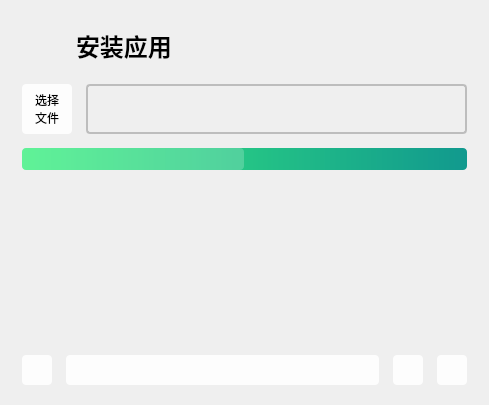
Old version of the form QtAdb/sonPages/apps/sp_installer.ui in the repository LapplandSP/QtAdb.
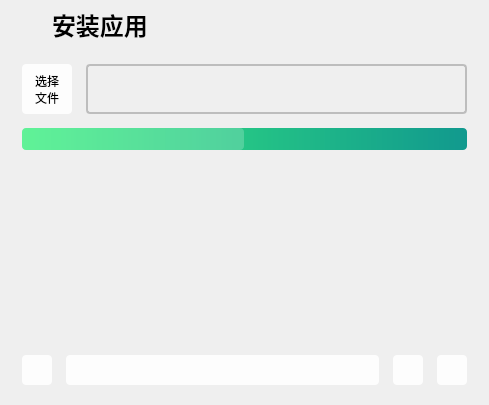
New version of the form. Icons and pictures are not drawn.

```diff
--- a/QtAdb/sonPages/apps/sp_installer.ui
+++ b/QtAdb/sonPages/apps/sp_installer.ui
@@ -14,6 +14,9 @@
    <string>Form</string>
   </property>
   <layout class="QHBoxLayout" name="horizontalLayout_4">
+   <property name="topMargin">
+    <number>0</number>
+   </property>
    <item>
     <widget class="QWidget" name="widget" native="true">
      <property name="styleSheet">
@@ -25,6 +28,9 @@
       <property name="leftMargin">
        <number>11</number>
       </property>
+      <property name="topMargin">
+       <number>0</number>
+      </property>
       <property name="rightMargin">
        <number>11</number>
       </property>
@@ -36,22 +42,27 @@
         <item>
          <layout class="QHBoxLayout" name="horizontalLayout_2">
           <property name="spacing">
-           <number>14</number>
+           <number>0</number>
           </property>
           <item>
            <widget class="QLabel" name="icon">
             <property name="minimumSize">
              <size>
-              <width>40</width>
-              <height>40</height>
+              <width>30</width>
+              <height>30</height>
              </size>
             </property>
             <property name="maximumSize">
              <size>
-              <width>40</width>
-              <height>40</height>
+              <width>30</width>
+              <height>30</height>
              </size>
             </property>
+            <property name="font">
+             <font>
+              <family>MiSans Medium</family>
+             </font>
+            </property>
             <property name="styleSheet">
              <string notr="true">border-radius: 4px;
 border:0px solid #BDBDBD;
@@ -78,6 +89,7 @@
             </property>
             <property name="font">
              <font>
+              <family>MiSans Medium</family>
               <pointsize>18</pointsize>
               <bold>true</bold>
              </font>
@@ -116,7 +128,9 @@
              </size>
             </property>
             <property name="font">
-             <font/>
+             <font>
+              <family>MiSans Medium</family>
+             </font>
             </property>
             <property name="styleSheet">
              <string notr="true">QPushButton{background-color:rgba(255,255,255,0.9);border-radius:4px;border:0px;}
@@ -133,6 +147,7 @@
            <widget class="QLabel" name="filePaths">
             <property name="font">
              <font>
+              <family>MiSans Medium</family>
               <pointsize>12</pointsize>
              </font>
             </property>
```
